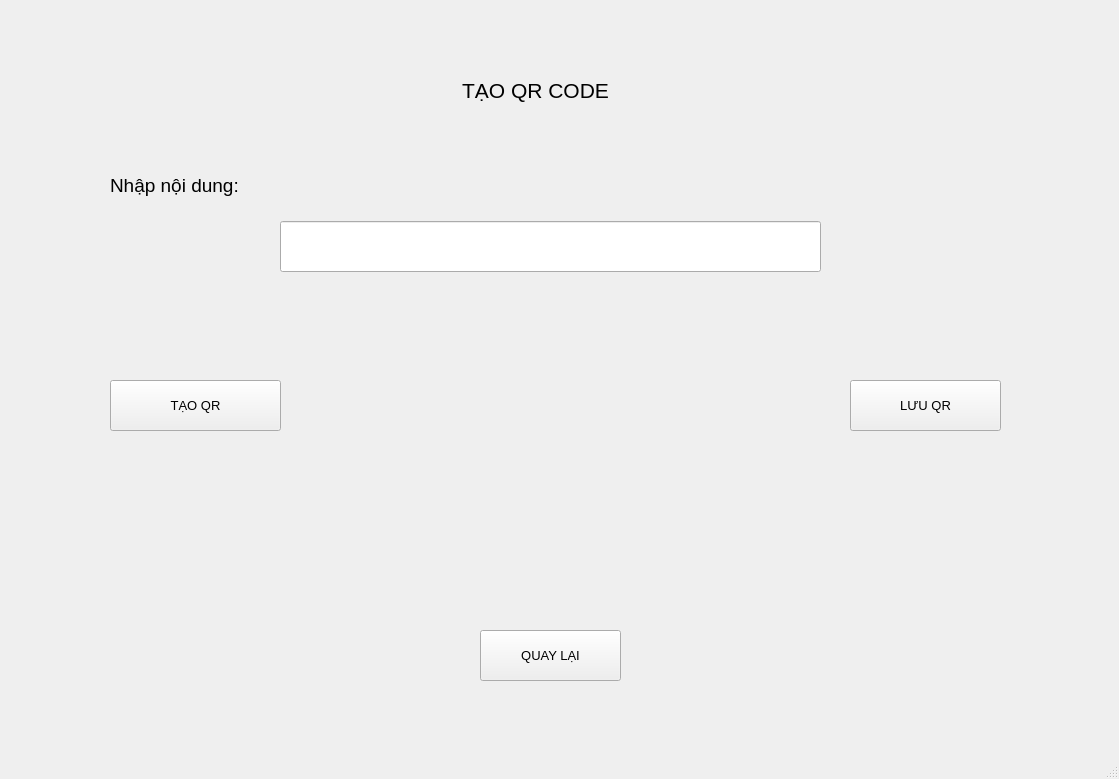
The window that manhinhtaoqr.ui (thaihuutai04082005-del/BAI_TAP_NHOM_2) describes before a commit, drawn with Qt 5.
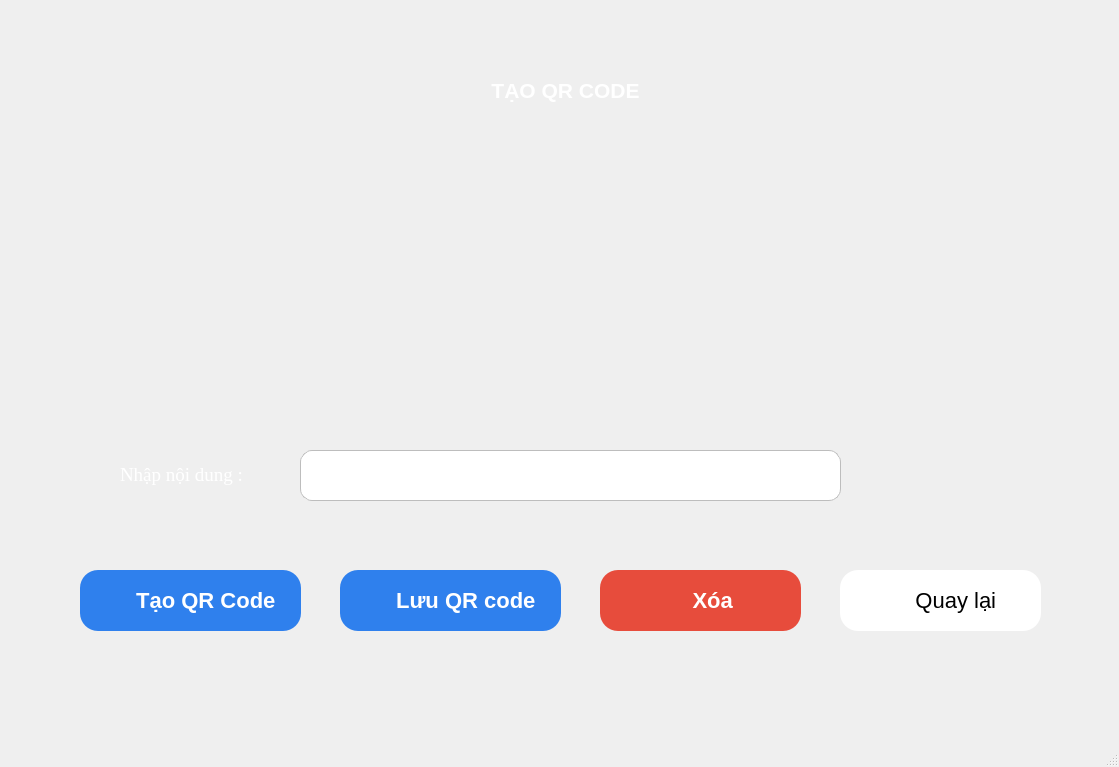
The same window after the commit. Icons and pictures are not drawn.

Commit message: Cap nhat thiet ke manhinhtaoqr

What changed in the file:
```diff
--- a/manhinhtaoqr.ui
+++ b/manhinhtaoqr.ui
@@ -7,7 +7,7 @@
     <x>0</x>
     <y>0</y>
     <width>1119</width>
-    <height>779</height>
+    <height>767</height>
    </rect>
   </property>
   <property name="windowTitle">
@@ -17,106 +17,326 @@
    <widget class="QLabel" name="label">
     <property name="geometry">
      <rect>
-      <x>270</x>
+      <x>300</x>
       <y>50</y>
       <width>531</width>
       <height>81</height>
      </rect>
     </property>
+    <property name="font">
+     <font>
+      <family>Arial</family>
+      <weight>75</weight>
+      <bold>true</bold>
+     </font>
+    </property>
     <property name="text">
-     <string>&lt;html&gt;&lt;head/&gt;&lt;body&gt;&lt;p align=&quot;center&quot;&gt;&lt;span style=&quot; font-size:16pt;&quot;&gt;TẠO QR CODE&lt;/span&gt;&lt;/p&gt;&lt;/body&gt;&lt;/html&gt;</string>
+     <string>&lt;html&gt;&lt;head/&gt;&lt;body&gt;&lt;p align=&quot;center&quot;&gt;&lt;span style=&quot; font-size:16pt; font-weight:600; color:#ffffff;&quot;&gt;TẠO QR CODE&lt;/span&gt;&lt;/p&gt;&lt;/body&gt;&lt;/html&gt;</string>
     </property>
    </widget>
    <widget class="QLabel" name="label_2">
     <property name="geometry">
      <rect>
-      <x>110</x>
-      <y>130</y>
-      <width>381</width>
-      <height>111</height>
+      <x>120</x>
+      <y>440</y>
+      <width>181</width>
+      <height>71</height>
      </rect>
     </property>
+    <property name="font">
+     <font>
+      <family>Times New Roman</family>
+     </font>
+    </property>
     <property name="text">
-     <string>&lt;html&gt;&lt;head/&gt;&lt;body&gt;&lt;p&gt;&lt;span style=&quot; font-size:14pt;&quot;&gt;Nhập nội dung:&lt;/span&gt;&lt;/p&gt;&lt;/body&gt;&lt;/html&gt;</string>
+     <string>&lt;html&gt;&lt;head/&gt;&lt;body&gt;&lt;p&gt;&lt;span style=&quot; font-size:14pt; color:#ffffff;&quot;&gt;Nhập nội dung :&lt;/span&gt;&lt;/p&gt;&lt;/body&gt;&lt;/html&gt;</string>
     </property>
    </widget>
    <widget class="QPushButton" name="taoqr_btt">
     <property name="geometry">
      <rect>
-      <x>110</x>
-      <y>380</y>
-      <width>171</width>
-      <height>51</height>
+      <x>80</x>
+      <y>570</y>
+      <width>221</width>
+      <height>61</height>
      </rect>
     </property>
     <property name="font">
      <font>
-      <pointsize>10</pointsize>
+      <pointsize>-1</pointsize>
+      <weight>62</weight>
+      <bold>true</bold>
      </font>
     </property>
+    <property name="styleSheet">
+     <string notr="true">QPushButton {
+    background-color: #2F80ED;   /* xanh dương đậm vừa, rất dễ nhìn */
+    color: #FFFFFF;
+    border: none;
+    border-radius: 18px;
+    padding: 6px 16px;
+	font-size: 22px;
+    font-weight: 500;
+}
+</string>
+    </property>
     <property name="text">
-     <string>TẠO QR</string>
+     <string>     Tạo QR Code</string>
     </property>
    </widget>
    <widget class="QPushButton" name="luuqr_btt">
     <property name="geometry">
      <rect>
-      <x>850</x>
-      <y>380</y>
-      <width>151</width>
-      <height>51</height>
+      <x>340</x>
+      <y>570</y>
+      <width>221</width>
+      <height>61</height>
      </rect>
     </property>
     <property name="font">
      <font>
-      <pointsize>10</pointsize>
+      <pointsize>-1</pointsize>
+      <weight>62</weight>
+      <bold>true</bold>
      </font>
     </property>
+    <property name="styleSheet">
+     <string notr="true">QPushButton {
+    background-color: #2F80ED;   /* xanh dương đậm vừa, rất dễ nhìn */
+    color: #FFFFFF;
+    border: none;
+    border-radius: 18px;
+    padding: 6px 16px;
+	font-size: 22px;
+    font-weight: 500;
+}
+</string>
+    </property>
     <property name="text">
-     <string>LƯU QR</string>
+     <string>     Lưu QR code</string>
     </property>
    </widget>
    <widget class="QPushButton" name="quaylai_btt">
     <property name="geometry">
      <rect>
-      <x>480</x>
-      <y>630</y>
-      <width>141</width>
-      <height>51</height>
+      <x>840</x>
+      <y>570</y>
+      <width>201</width>
+      <height>61</height>
      </rect>
     </property>
     <property name="font">
      <font>
-      <pointsize>10</pointsize>
+      <pointsize>-1</pointsize>
      </font>
     </property>
+    <property name="styleSheet">
+     <string notr="true">QPushButton {
+    background-color: #FFFFFF;
+    border-radius: 18px;
+	font-size: 22px;
+}
+</string>
+    </property>
     <property name="text">
-     <string>QUAY LẠI</string>
+     <string>     Quay lại</string>
     </property>
    </widget>
    <widget class="QLineEdit" name="noidungqr_line">
     <property name="geometry">
      <rect>
-      <x>280</x>
-      <y>221</y>
+      <x>300</x>
+      <y>450</y>
       <width>541</width>
       <height>51</height>
      </rect>
     </property>
+    <property name="styleSheet">
+     <string notr="true">QLineEdit {
+    background-color: #FFFFFF;     /* nền trắng */
+    color: #333333;                /* chữ xám đậm */
+    border: 1px solid #BDBDBD;     /* viền xám nhạt */
+    border-radius: 12px;           /* bo tròn góc */
+    padding: 6px 12px;             /* khoảng cách chữ */
+    font-size: 14px;
+}</string>
+    </property>
+    <property name="text">
+     <string/>
+    </property>
    </widget>
    <widget class="QLabel" name="anhqr_lb">
     <property name="geometry">
      <rect>
-      <x>360</x>
-      <y>360</y>
-      <width>401</width>
-      <height>211</height>
+      <x>450</x>
+      <y>200</y>
+      <width>221</width>
+      <height>161</height>
      </rect>
     </property>
     <property name="text">
      <string/>
     </property>
    </widget>
+   <widget class="QLabel" name="label_3">
+    <property name="geometry">
+     <rect>
+      <x>0</x>
+      <y>0</y>
+      <width>1121</width>
+      <height>751</height>
+     </rect>
+    </property>
+    <property name="styleSheet">
+     <string notr="true">background-image: url(:/nen/nen8.png);</string>
+    </property>
+    <property name="text">
+     <string/>
+    </property>
+   </widget>
+   <widget class="QPushButton" name="xoa1_btt">
+    <property name="geometry">
+     <rect>
+      <x>600</x>
+      <y>570</y>
+      <width>201</width>
+      <height>61</height>
+     </rect>
+    </property>
+    <property name="font">
+     <font>
+      <pointsize>-1</pointsize>
+      <weight>62</weight>
+      <bold>true</bold>
+     </font>
+    </property>
+    <property name="styleSheet">
+     <string notr="true">QPushButton {
+    background-color: #E74C3C;   /* đỏ giống nút Thoát trong hình */
+    color: #FFFFFF;
+    border: none;
+    border-radius: 18px;
+    padding: 6px 16px;
+	font-size: 22px;
+    font-weight: 500;
+}
+</string>
+    </property>
+    <property name="text">
+     <string>    Xóa</string>
+    </property>
+   </widget>
+   <widget class="QLabel" name="label_4">
+    <property name="geometry">
+     <rect>
+      <x>400</x>
+      <y>160</y>
+      <width>321</width>
+      <height>241</height>
+     </rect>
+    </property>
+    <property name="styleSheet">
+     <string notr="true">image: url(:/nen/khungcamera1.png);</string>
+    </property>
+    <property name="text">
+     <string/>
+    </property>
+   </widget>
+   <widget class="QLabel" name="label_5">
+    <property name="geometry">
+     <rect>
+      <x>90</x>
+      <y>580</y>
+      <width>55</width>
+      <height>41</height>
+     </rect>
+    </property>
+    <property name="styleSheet">
+     <string notr="true">image: url(:/nen/qr1.png);</string>
+    </property>
+    <property name="text">
+     <string/>
+    </property>
+   </widget>
+   <widget class="QLabel" name="label_6">
+    <property name="geometry">
+     <rect>
+      <x>630</x>
+      <y>580</y>
+      <width>51</width>
+      <height>41</height>
+     </rect>
+    </property>
+    <property name="styleSheet">
+     <string notr="true">image: url(:/nen/xoa.png);</string>
+    </property>
+    <property name="text">
+     <string/>
+    </property>
+   </widget>
+   <widget class="QLabel" name="label_7">
+    <property name="geometry">
+     <rect>
+      <x>850</x>
+      <y>580</y>
+      <width>61</width>
+      <height>41</height>
+     </rect>
+    </property>
+    <property name="styleSheet">
+     <string notr="true">image: url(:/nen/quaylai.png);</string>
+    </property>
+    <property name="text">
+     <string/>
+    </property>
+   </widget>
+   <widget class="QLabel" name="label_8">
+    <property name="geometry">
+     <rect>
+      <x>340</x>
+      <y>570</y>
+      <width>71</width>
+      <height>71</height>
+     </rect>
+    </property>
+    <property name="styleSheet">
+     <string notr="true">image: url(:/nen/luu3.png);</string>
+    </property>
+    <property name="text">
+     <string/>
+    </property>
+   </widget>
+   <widget class="QLabel" name="label_9">
+    <property name="geometry">
+     <rect>
+      <x>680</x>
+      <y>220</y>
+      <width>16</width>
+      <height>16</height>
+     </rect>
+    </property>
+    <property name="styleSheet">
+     <string notr="true">image: url(:/nen/nenche.png);</string>
+    </property>
+    <property name="text">
+     <string/>
+    </property>
+   </widget>
+   <zorder>label_3</zorder>
+   <zorder>label_9</zorder>
+   <zorder>label_4</zorder>
+   <zorder>label</zorder>
+   <zorder>label_2</zorder>
+   <zorder>taoqr_btt</zorder>
+   <zorder>luuqr_btt</zorder>
+   <zorder>quaylai_btt</zorder>
+   <zorder>noidungqr_line</zorder>
+   <zorder>anhqr_lb</zorder>
+   <zorder>xoa1_btt</zorder>
+   <zorder>label_5</zorder>
+   <zorder>label_6</zorder>
+   <zorder>label_7</zorder>
+   <zorder>label_8</zorder>
   </widget>
   <widget class="QMenuBar" name="menubar">
    <property name="geometry">
```
Left out of the diff: 4 changed lines with no effect on the pictures.
